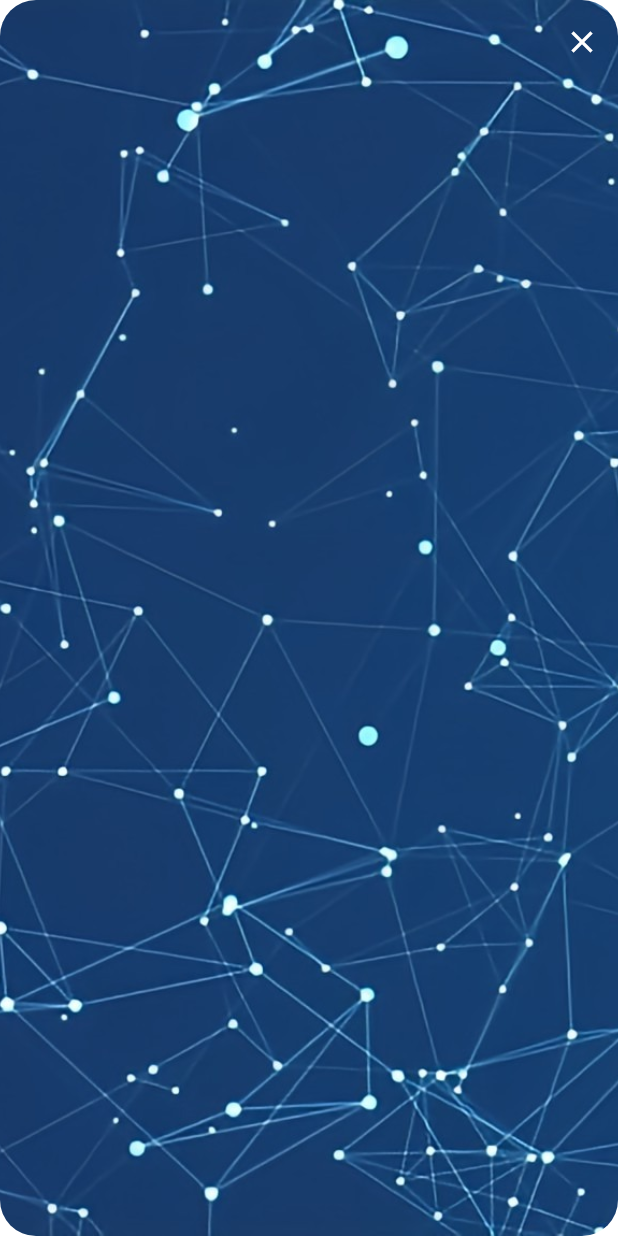
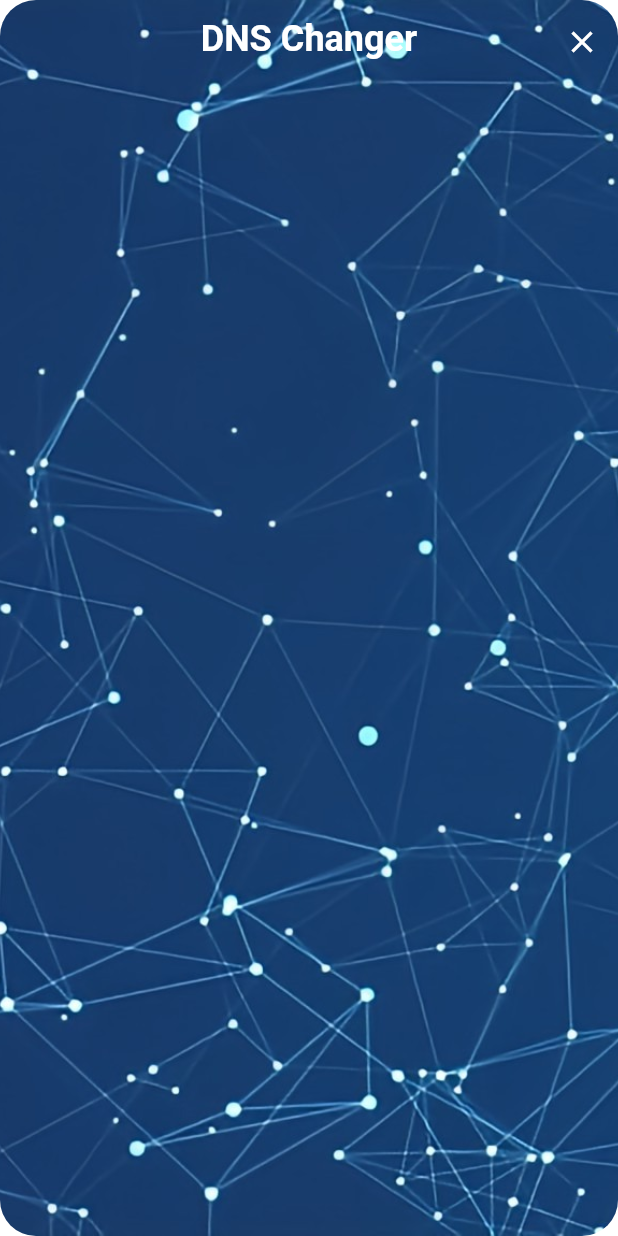
Before and after one commit to yasdpt/dns-changer, a Flutter app: the screen it shows after launch, on a phone screen of 412 x 824 dp. Run offline on Flutter 3.47's test engine with Material 3 defaults, Android fonts, the phone set to English and light mode, and no system bars; missing offline and left inert: window_manager.

Commit message:
feat: add title to home page

```diff
--- a/lib/src/widgets/app_header_widget.dart
+++ b/lib/src/widgets/app_header_widget.dart
@@ -1,3 +1,4 @@
+import 'package:dns_changer/src/util/app_consts.dart';
 import 'package:flutter/material.dart';
 import 'package:window_manager/window_manager.dart';
 
@@ -10,9 +11,19 @@ class AppHeaderWidget extends StatelessWidget {
       child: SizedBox(
         width: double.infinity,
         height: 56,
-        child: Row(
-          mainAxisAlignment: MainAxisAlignment.end,
-          children: [
+        child: AppBar(
+          title: const Text(
+            AppConsts.appName,
+            style: TextStyle(
+              fontSize: 24,
+              fontWeight: FontWeight.bold,
+              fontFamily: AppConsts.fontFamily,
+            ),
+          ),
+          backgroundColor: Colors.transparent,
+          centerTitle: true,
+          elevation: 0,
+          actions: [
             IconButton(
               onPressed: () async {
                 await WindowManager.instance.close();
```
